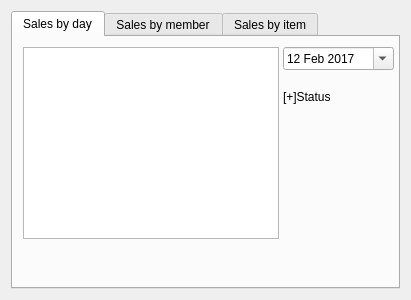
nealhitzfield/Bulk-Club, file BulkClub/storemanagerwindow.ui: the form before one commit.
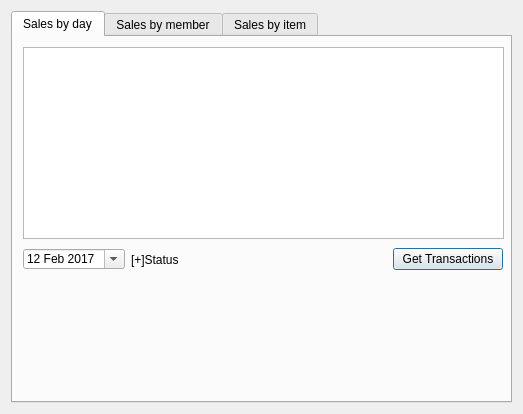
The form after the commit.

Commit message: sort/filter for transactions in store manager window

What changed in the file:
```diff
--- a/BulkClub/storemanagerwindow.ui
+++ b/BulkClub/storemanagerwindow.ui
@@ -6,14 +6,14 @@
    <rect>
     <x>0</x>
     <y>0</y>
-    <width>411</width>
-    <height>300</height>
+    <width>523</width>
+    <height>414</height>
    </rect>
   </property>
   <property name="windowTitle">
    <string>Dialog</string>
   </property>
-  <layout class="QHBoxLayout" name="horizontalLayout">
+  <layout class="QVBoxLayout" name="verticalLayout_2">
    <item>
     <widget class="QTabWidget" name="SMTabs">
      <property name="currentIndex">
@@ -28,23 +28,34 @@
         <rect>
          <x>10</x>
          <y>10</y>
-         <width>256</width>
+         <width>481</width>
          <height>192</height>
         </rect>
        </property>
+       <property name="sizeAdjustPolicy">
+        <enum>QAbstractScrollArea::AdjustToContents</enum>
+       </property>
       </widget>
       <widget class="QWidget" name="">
        <property name="geometry">
         <rect>
-         <x>270</x>
-         <y>10</y>
-         <width>111</width>
-         <height>71</height>
+         <x>10</x>
+         <y>210</y>
+         <width>480</width>
+         <height>25</height>
         </rect>
        </property>
-       <layout class="QVBoxLayout" name="verticalLayout">
+       <layout class="QHBoxLayout" name="horizontalLayout_2">
+        <item>
+         <layout class="QHBoxLayout" name="horizontalLayout">
         <item>
          <widget class="QDateEdit" name="dateEdit">
+            <property name="maximumSize">
+             <size>
+              <width>102</width>
+              <height>20</height>
+             </size>
+            </property>
           <property name="maximumDateTime">
            <datetime>
             <hour>23</hour>
@@ -74,6 +85,21 @@
          <widget class="QLabel" name="label_status">
           <property name="text">
            <string>[+]Status</string>
+            </property>
+           </widget>
+          </item>
+         </layout>
+        </item>
+        <item>
+         <widget class="QPushButton" name="pushButton">
+          <property name="maximumSize">
+           <size>
+            <width>110</width>
+            <height>16777215</height>
+           </size>
+          </property>
+          <property name="text">
+           <string>Get Transactions</string>
           </property>
          </widget>
         </item>
```
Lines whose indentation alone changed are shown as unchanged. The commit also changes 9 other files.
